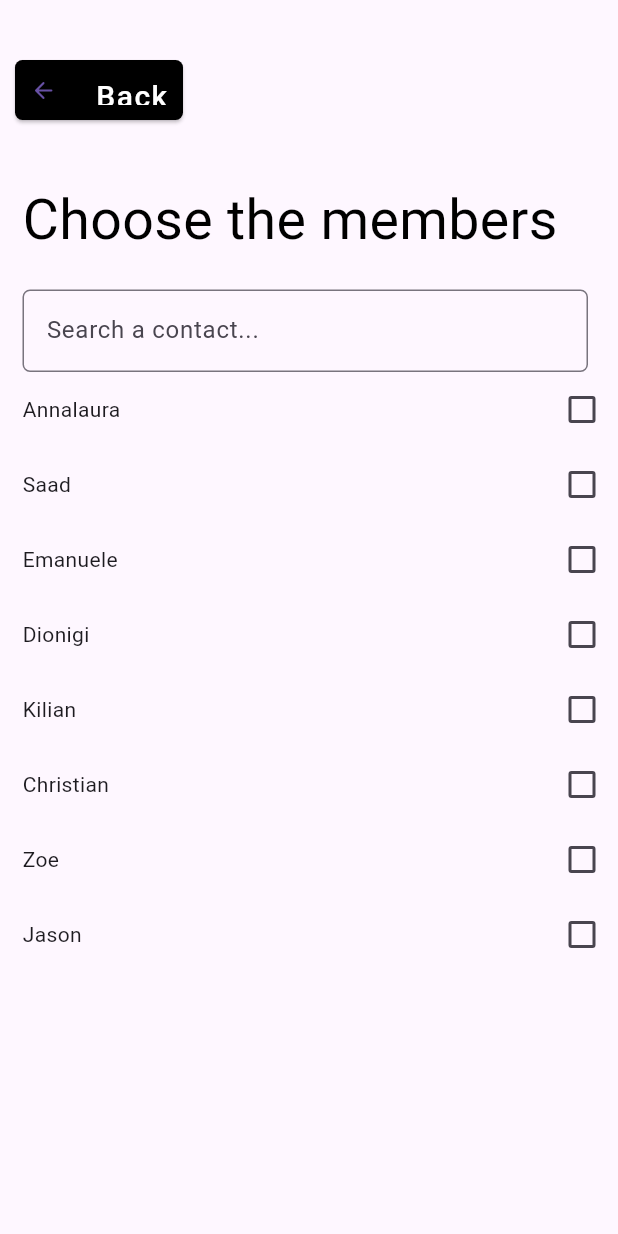
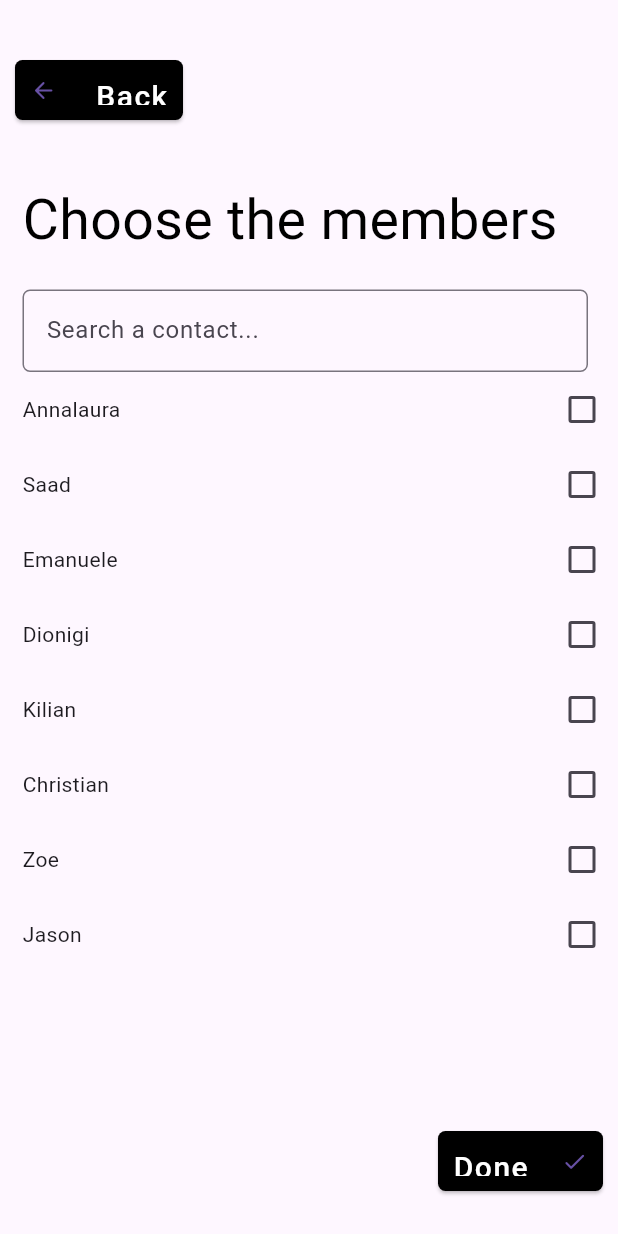
Before and after one commit to Di0nigi/hci_project, a Flutter app: the newGroupPage2 screen opened directly, on a phone screen of 412 x 824 dp. Run offline on Flutter 3.47's test engine with Material 3 defaults, Android fonts, the phone set to English and light mode, and no system bars; our stand-ins replace fluentui_system_icons.

Commit message:
animation of modal add group screen working properly

```diff
--- a/lib/views/newGroupPage.dart
+++ b/lib/views/newGroupPage.dart
@@ -1,6 +1,7 @@
 import 'package:flutter/material.dart';
 import 'package:hci_project/main.dart';
 import 'package:fluentui_system_icons/fluentui_system_icons.dart';
+import 'package:hci_project/views/homePage.dart';
 
 class newGroupPage extends StatefulWidget {
   const newGroupPage({super.key});
@@ -23,9 +24,12 @@ List<String> contactList = [
 Widget nameList = buildNameList();
 final Controller = TextEditingController();
 
+var firstScreenContext;
+
 class _newGroupPageState extends State<newGroupPage> {
   @override
   Widget build(BuildContext context) {
+    firstScreenContext = context;
     for (int i = 0; i < contactList.length; i++) {
       bool f = false;
       contactBool.add(f);
@@ -263,8 +267,53 @@ class _newGroupPage2State extends State<newGroupPage2> {
             Container(
                 color: Color.fromARGB(0, 0, 0, 0),
                 width: width,
-                height: height - 300,
-                child: nameList)
+                height: height - 400,
+                child: nameList),
+            Padding(padding: EdgeInsets.all(41)),
+            Align(
+                alignment: Alignment.bottomRight,
+                child: Container(
+                  padding: EdgeInsets.fromLTRB(0, 0, 10, 0),
+                  width: 120,
+                  height: 40,
+                  child: ElevatedButton(
+                    child: Align(
+                      alignment: Alignment.center,
+                      child: Row(
+                        mainAxisAlignment: MainAxisAlignment.spaceBetween,
+                        children: [
+                          Text(
+                            "Done",
+                            style: TextStyle(
+                                fontFamily: "Roboto",
+                                fontSize: 20,
+                                color: Color.fromARGB(255, 255, 255, 255),
+                                letterSpacing: 1),
+                          ),
+                          Icon(Icons.check_rounded)
+                        ],
+                      ),
+                    ),
+                    style: ButtonStyle(
+                      //iconSize: MaterialStateProperty.all(25),
+                      padding: MaterialStateProperty.all<EdgeInsets>(
+                          EdgeInsets.all(10)),
+                      alignment: Alignment.center,
+                      backgroundColor: MaterialStateProperty.all<Color>(
+                          Color.fromARGB(255, 0, 0, 0)),
+                      shape: MaterialStateProperty.all<RoundedRectangleBorder>(
+                        RoundedRectangleBorder(
+                          borderRadius: BorderRadius.circular(5),
+                        ),
+                      ),
+                    ),
+                    onPressed: () {
+                       Navigator.pop(firstScreenContext);
+                      Navigator.of(context).push(_createDownRoute());
+
+                    },
+                  ),
+                ))
           ],
         ),
       ),
@@ -291,6 +340,25 @@ Route _createRoute() {
   );
 }
 
+Route _createDownRoute() {
+  return PageRouteBuilder(
+    pageBuilder: (context, animation, secondaryAnimation) => const HomePage(),
+    transitionsBuilder: (context, animation, secondaryAnimation, child) {
+      const begin = Offset(0.0, -1.0); // Starting from the top
+      const end = Offset.zero; // Ending at the default position
+      const curve = Curves.ease;
+
+      var tween = Tween(begin: begin, end: end).chain(CurveTween(curve: curve));
+
+      return SlideTransition(
+        position: animation.drive(tween),
+        child: child,
+      );
+    },
+  );
+}
+
+
 Widget buildNameList() {
   return ListView.builder(
     itemCount: contactList.length, // Replace with your data list length
@@ -302,13 +370,7 @@ Widget buildNameList() {
           child:
               Row(mainAxisAlignment: MainAxisAlignment.spaceBetween, children: [
             Text(contactList[index]),
-            Checkbox(
-              value: contactBool[index],
-               onChanged: (bool? value ) {
-
-
-        }
-            ),
+            Checkbox(value: contactBool[index], onChanged: (bool? value) {}),
           ]));
     },
   );
```
